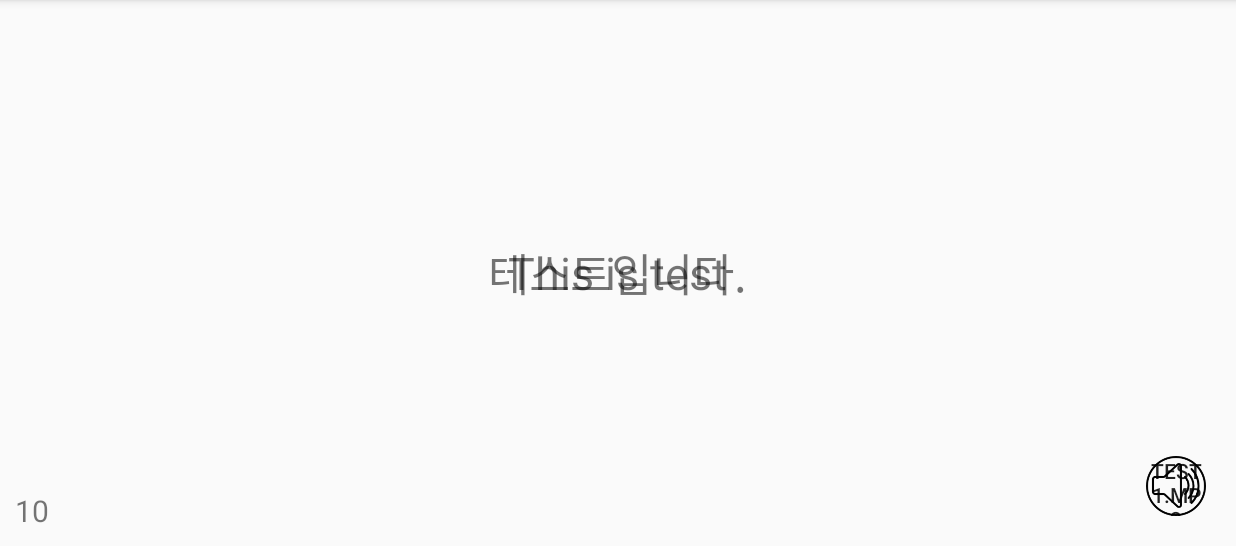
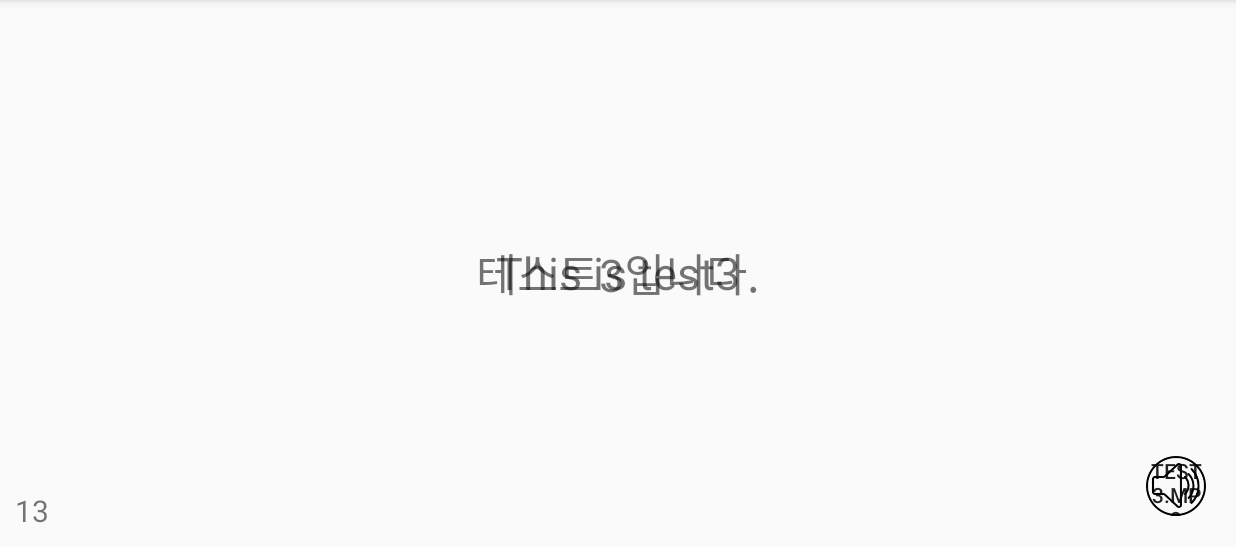
Before and after one commit to zzingobomi/StudyEnglish, an Android app: the screen it shows after launch (MainActivity), on a phone screen of 824 x 412 dp (held sideways), the part 72-618 px from its top. Run offline under Robolectric (Android 15) with nearby library versions, the phone set to English and light mode, and no system bars.

Commit message:
Button Click

```diff
--- a/app/src/main/java/com/zzingobomi/studyenglish/MainActivity.java
+++ b/app/src/main/java/com/zzingobomi/studyenglish/MainActivity.java
@@ -9,8 +9,6 @@ import android.widget.Button;
 import android.widget.TextView;
 
 import java.util.Random;
-
-// 회사에서 만든 프로젝트 입니다.
 
 public class MainActivity extends AppCompatActivity
 {
@@ -68,7 +66,7 @@ public class MainActivity extends AppCompatActivity
     ///
     private void SettingKorEngPageAudio()
     {
-        // 인덱스 0일 때 오류? Audio 버튼 호출 안됨 순서 바꾸면..?
+        // Audio 버튼 호출 안됨 순서 바꾸면..?
         int curIndex = getRandomIndex();
         Log.d("TEST", String.valueOf(curIndex));
 
@@ -80,7 +78,7 @@ public class MainActivity extends AppCompatActivity
 
     int getRandomIndex()
     {
-        return mRandom.nextInt(mDbManager.getTotalItemCount());
+        return mRandom.nextInt(mDbManager.getTotalItemCount() - 1) + 1;
     }
 
 
--- a/app/src/main/res/layout/activity_main.xml
+++ b/app/src/main/res/layout/activity_main.xml
@@ -37,6 +37,13 @@
         android:text="10page"/>
 
     <Button
+        android:id="@+id/nextbutton"
+        android:layout_width="match_parent"
+        android:layout_height="match_parent"
+        android:background="@android:color/transparent"
+        android:onClick="ClickNextButton" />
+
+    <Button
         android:id="@+id/audiobutton"
         android:layout_width="40dp"
         android:layout_height="40dp"
@@ -49,11 +56,4 @@
         android:onClick="ClickAudioButton"
         android:text="" />
 
-    <Button
-        android:id="@+id/nextbutton"
-        android:layout_width="match_parent"
-        android:layout_height="match_parent"
-        android:background="@android:color/transparent"
-        android:onClick="ClickNextButton" />
-
 </RelativeLayout>
```
